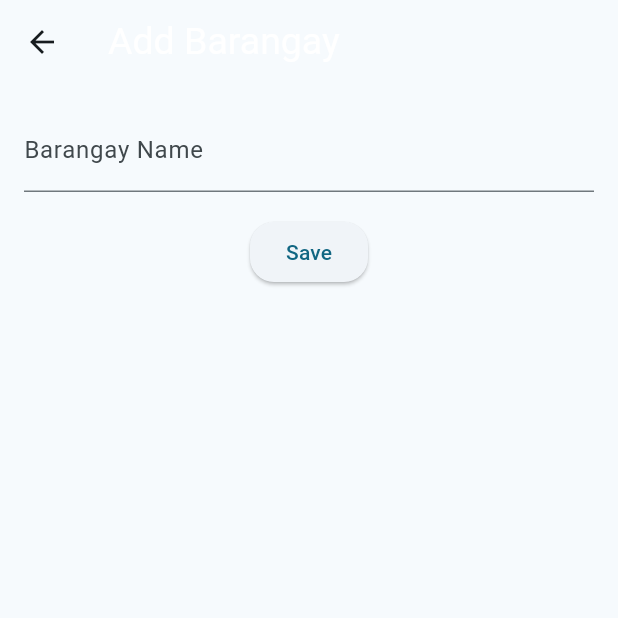
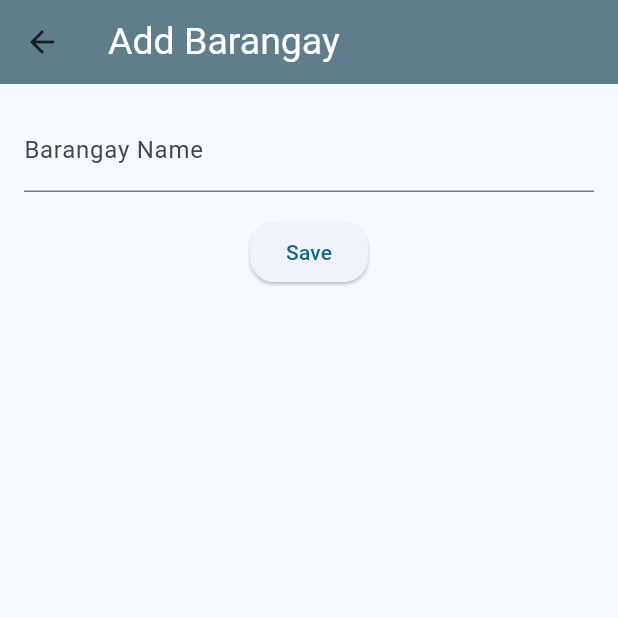
Before and after one commit to saddcow/version1, a Flutter app: the AdminHome screen opened directly, after a tap on "Add Barangay", on a phone screen of 412 x 824 dp, the top half of it. Run offline on Flutter 3.47's test engine with Material 3 defaults, Android fonts, the phone set to English and light mode, and no system bars; our stand-ins replace cloud_firestore, firebase_auth, firebase_core, flutter_riverpod, google_fonts, google_maps_flutter; missing offline and left inert: dart:js, side_navigation; accounts and stored records are empty; statements that could not run were skipped.

Commit message:
updated again

```diff
--- a/lib/admin/admin_home.dart
+++ b/lib/admin/admin_home.dart
@@ -6,6 +6,7 @@ import 'package:try1/admin/admin_screens/barangay_screen.dart';
 import 'package:try1/admin/admin_screens/risk_level_screen.dart';
 import 'package:try1/auth_service.dart';
 import 'package:try1/screens/login_screen.dart';
+import 'package:try1/utils/color_utils.dart';
 
 class AdminHome extends StatefulWidget {
   const AdminHome({super.key});
@@ -29,7 +30,7 @@ class _AdminHomeState extends State<AdminHome> {
       ),
       Scaffold(
         body: Container(
-          color: Colors.white,
+          color: Colors.blueGrey,
           child: Center(
             child: Card(
               elevation: 50,
--- a/lib/admin/admin_screens/account_management.dart
+++ b/lib/admin/admin_screens/account_management.dart
@@ -28,7 +28,7 @@ class _AccountScreenState extends State<AccountScreen> {
   Widget build(BuildContext context) {
     return Scaffold(
       appBar: AppBar(
-        backgroundColor: hexStringToColor("#3c7f9"),
+        backgroundColor: Colors.blueGrey,
         title: Text(
           'List of User Accounts',
           style: GoogleFonts.roboto(
--- a/lib/admin/admin_screens/barangay_add_form.dart
+++ b/lib/admin/admin_screens/barangay_add_form.dart
@@ -50,7 +50,7 @@ class _BarangayFormState extends State<BarangayForm> {
   Widget build(BuildContext context) {
     return Scaffold(
       appBar: AppBar(
-        backgroundColor: hexStringToColor("#3c7f9"),
+        backgroundColor: Colors.blueGrey,
         title: Text(
           'Add Barangay',
           style: GoogleFonts.roboto(
--- a/lib/admin/admin_screens/barangay_screen.dart
+++ b/lib/admin/admin_screens/barangay_screen.dart
@@ -20,7 +20,7 @@ class _BarangayScreenState extends State<BarangayScreen> {
   Widget build(BuildContext context) {
     return Scaffold(
       appBar: AppBar(
-        backgroundColor: hexStringToColor("#3c7f9"),
+        backgroundColor: Colors.blueGrey,
         title: Text(
           'List of Barangay in Naga City',
           style: GoogleFonts.roboto(
--- a/lib/admin/admin_screens/barangay_update_form.dart
+++ b/lib/admin/admin_screens/barangay_update_form.dart
@@ -91,7 +91,7 @@ class _updateBarangayFormState extends State<updateBarangayForm> {
   Widget build(BuildContext context) {
     return Scaffold(
       appBar: AppBar(
-        backgroundColor: hexStringToColor("#3c7f9"),
+        backgroundColor: Colors.blueGrey,
         title: Text(
           'Update Barangay $barangayName',
           style: GoogleFonts.roboto(
--- a/lib/admin/admin_screens/risk_level_form.dart
+++ b/lib/admin/admin_screens/risk_level_form.dart
@@ -88,7 +88,7 @@ class _RiskLevelFormState extends State<RiskLevelForm> {
   Widget build(BuildContext context) {
     return Scaffold(
       appBar: AppBar(
-        backgroundColor: hexStringToColor("#3c7f9"),
+        backgroundColor: Colors.blueGrey,
         title: Text(
           'Add Risk Level',
           style: GoogleFonts.roboto(
--- a/lib/admin/admin_screens/risk_level_screen.dart
+++ b/lib/admin/admin_screens/risk_level_screen.dart
@@ -58,7 +58,7 @@ class _RiskLevelScreenState extends State<RiskLevelScreen> {
   Widget build(BuildContext context) {
     return Scaffold(
       appBar: AppBar(
-        backgroundColor: hexStringToColor("#3c7f9"),
+        backgroundColor: Colors.blueGrey,
         title: Text(
           'List of Risk Level',
           style:GoogleFonts.roboto(
--- a/lib/admin/admin_screens/updateDoc.dart
+++ b/lib/admin/admin_screens/updateDoc.dart
@@ -126,7 +126,7 @@ class _updateDocState extends State<updateDoc> {
   Widget build(BuildContext context) {
     return Scaffold(
       appBar: AppBar(
-        backgroundColor: hexStringToColor("#3c7f9"),
+        backgroundColor: Colors.blueGrey,
         title: Text(
           'Update Risk Level: $risk_name',
           style: GoogleFonts.roboto(
--- a/lib/screens/cdrrmo/home_screen.dart
+++ b/lib/screens/cdrrmo/home_screen.dart
@@ -243,6 +243,7 @@ class _HomeState extends State<Home> {
       const Scaffold(
         body: Reports(),
       ),
+
       // Settings View
       Scaffold(
         body: Container(
--- a/lib/screens/comcen/comcen_add_road_accident_prone_areas.dart
+++ b/lib/screens/comcen/comcen_add_road_accident_prone_areas.dart
@@ -31,7 +31,7 @@ class _MappComState extends State<MappCom> {
   Widget build(BuildContext context) {
     return Scaffold(
       appBar: AppBar(
-        backgroundColor: hexStringToColor("#3c7f9"),
+        backgroundColor: Colors.blueGrey,
         title: Text(
           'Add Road Accident Prone Area',
           style: GoogleFonts.roboto(
--- a/lib/screens/comcen/comcen_home.dart
+++ b/lib/screens/comcen/comcen_home.dart
@@ -36,7 +36,7 @@ class _ComcenHomeState extends State<ComcenHome> {
       //Monitoring view
       Scaffold(
         appBar: AppBar(
-          backgroundColor: hexStringToColor("#3c7f9"),
+          backgroundColor:  Colors.blueGrey,
           title: Text(
             "COMCEN Road Risk Monitoring",
             style: GoogleFonts.roboto(
--- a/lib/screens/comcen/comcen_map_form.dart
+++ b/lib/screens/comcen/comcen_map_form.dart
@@ -32,7 +32,7 @@ class _RoadRiskFormState extends State<RoadRiskForm> {
   Widget build(BuildContext context) {
     return Scaffold(
       appBar: AppBar(
-        backgroundColor: hexStringToColor("#3c7f9"),
+        backgroundColor:  Colors.blueGrey,
         title: Text(
           'Add Road Risk Area',
           style: GoogleFonts.roboto(
--- a/lib/screens/comcen/comcen_map_form_update.dart
+++ b/lib/screens/comcen/comcen_map_form_update.dart
@@ -39,7 +39,7 @@ class _ComcenMarkerUpdate extends State<ComcenMarkerUpdate> {
   Widget build(BuildContext context) {
     return Scaffold(
       appBar: AppBar(
-        backgroundColor: hexStringToColor("#3c7f9"),
+        backgroundColor:  Colors.blueGrey,
         title: Text(
           'Edit Road Risk Area',
           style: GoogleFonts.roboto(
--- a/lib/screens/comcen/comcen_mark.dart
+++ b/lib/screens/comcen/comcen_mark.dart
@@ -34,7 +34,7 @@ class _comcenMarkState extends State<comcenMark> {
   Widget build(BuildContext context) {
     return Scaffold(
       appBar: AppBar(
-        backgroundColor: hexStringToColor("#3c7f9"),
+        backgroundColor:  Colors.blueGrey,
         title: Text(
           'Add Road Accident Area',
           style: GoogleFonts.roboto(
--- a/lib/screens/comcen/comcen_report.dart
+++ b/lib/screens/comcen/comcen_report.dart
@@ -34,7 +34,7 @@ class _ReportsComState extends State<ReportsCom> {
   Widget build(BuildContext context) {
     return Scaffold(
       appBar: AppBar(
-        backgroundColor: hexStringToColor("#3c7f9"),
+        backgroundColor:  Colors.blueGrey,
         title: Text(
           'Road Accident Reports',
           style: GoogleFonts.roboto(
--- a/lib/screens/comcen/manage_comcen_screen.dart
+++ b/lib/screens/comcen/manage_comcen_screen.dart
@@ -24,7 +24,7 @@ class _RoadRiskManageState extends State<RoadRiskManage> {
   Widget build(BuildContext context) {
     return Scaffold(
       appBar: AppBar(
-        backgroundColor: hexStringToColor("#3c7f9"),
+        backgroundColor:  Colors.blueGrey,
         title: Text(
           'Managing Road Risk Area',
           style: GoogleFonts.roboto(
--- a/lib/screens/login_screen.dart
+++ b/lib/screens/login_screen.dart
@@ -139,11 +139,12 @@ class _LoginPageState extends State<LoginPage> {
                                 }
                               },
                               style: ElevatedButton.styleFrom(
+                                backgroundColor: hexStringToColor('#2b6484'),
                                 shape: RoundedRectangleBorder(
                                   borderRadius: BorderRadius.circular(16)
                                 )
                               ),
-                              child: const Center(child: Text('Sign in')),
+                              child: const Center(child: Text('Sign in', style: TextStyle(color: Colors.white),)),
                             ),
                           ),
                         ],
```
